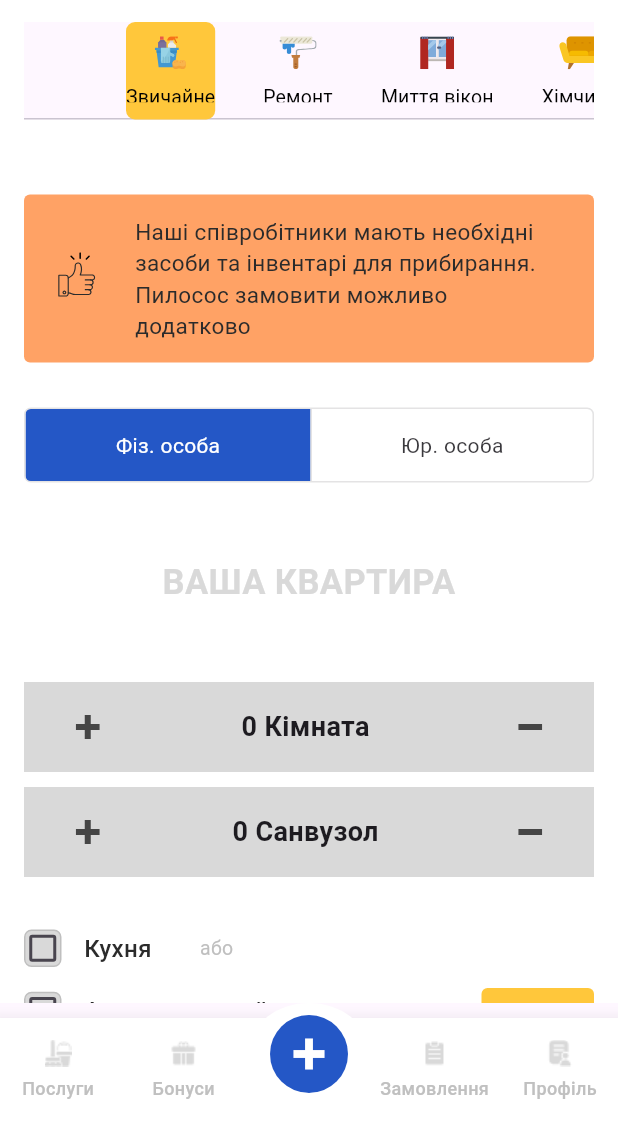
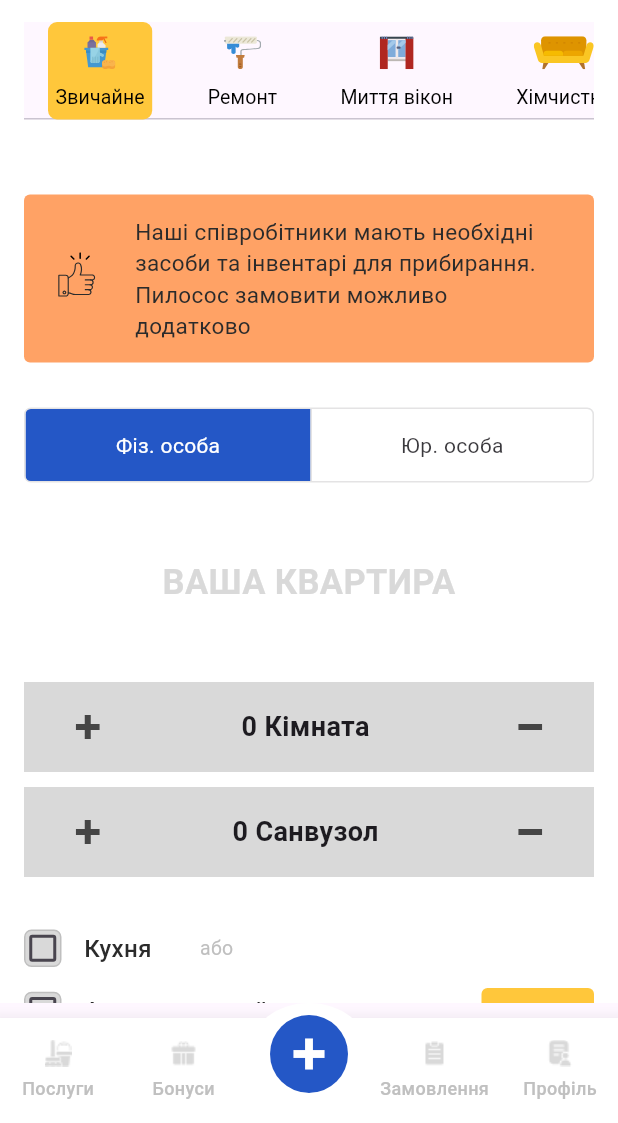
Before and after one commit to MishaLazutkin/CleanWhile, a Flutter app: the CreateOrderTab screen opened directly, on a phone screen of 412 x 824 dp, the part 113-1236 px from its top. Run offline on Flutter 3.47's test engine with Material 3 defaults, Android fonts, the phone set to English and light mode, and no system bars; our stand-ins replace carousel_slider, connectivity_plus, dotted_border, dropdown_button2, email_validator, flutter_bloc and 6 more; missing offline and left inert: flutter_expanded_tile, syncfusion_flutter_core; network calls fail; Roboto replaces fonts that are missing (FuturaPT-Heavy); project files that could hold a hidden picture were left out.

Commit message:
tab bar fix

```diff
--- a/lib/bottom_bar/create_order_tabs/create_order_tab.dart
+++ b/lib/bottom_bar/create_order_tabs/create_order_tab.dart
@@ -139,6 +139,7 @@ class _CreateOrderTabState extends State<CreateOrderTab>
       height: 65,
       child: Material(
         child: TabBar(
+          tabAlignment: TabAlignment.start,
           controller: _tabController,
           isScrollable: true,
           labelColor: AppColor.tabSelectedBackgroundColor,
@@ -168,7 +169,9 @@ class _CreateOrderTabState extends State<CreateOrderTab>
 
   Widget _individualTab(String title, String urlIcon) {
     return Container(
+      padding: EdgeInsets.symmetric(horizontal: 5),
       child: Column(
+
         children: [
           const SizedBox(
             height: 9.43,
@@ -186,9 +189,9 @@ class _CreateOrderTabState extends State<CreateOrderTab>
               style: AppTextStyle.labelTab,
             ),
           ),
-          const SizedBox(
-            height: 9.43,
-          ),
+          // const SizedBox(
+          //   height: 9.43,
+          // ),
         ],
       ),
     );
--- a/lib/widgets/custom_appbar.dart
+++ b/lib/widgets/custom_appbar.dart
@@ -1,7 +1,7 @@
 import 'package:flutter/material.dart';
 import 'package:flutter_svg/svg.dart';
 
-class CustomAppbar extends StatelessWidget with PreferredSizeWidget {
+class CustomAppbar extends StatelessWidget implements PreferredSizeWidget {
   const CustomAppbar({Key? key}) : super(key: key);
 
   @override
--- a/lib/widgets/header.dart
+++ b/lib/widgets/header.dart
@@ -3,7 +3,7 @@ import 'package:flutter_svg/svg.dart';
 
 import '../utils/style.dart';
 
-class CustomHeader extends StatelessWidget with PreferredSizeWidget {
+class CustomHeader extends StatelessWidget implements PreferredSizeWidget {
 
 
   CustomHeader({
```
Also changed, not shown: lib/menu/questions_answers_page.dart (+39 -12 lines), pubspec.yaml (+4 -4 lines), pubspec.lock, 3 other files.
